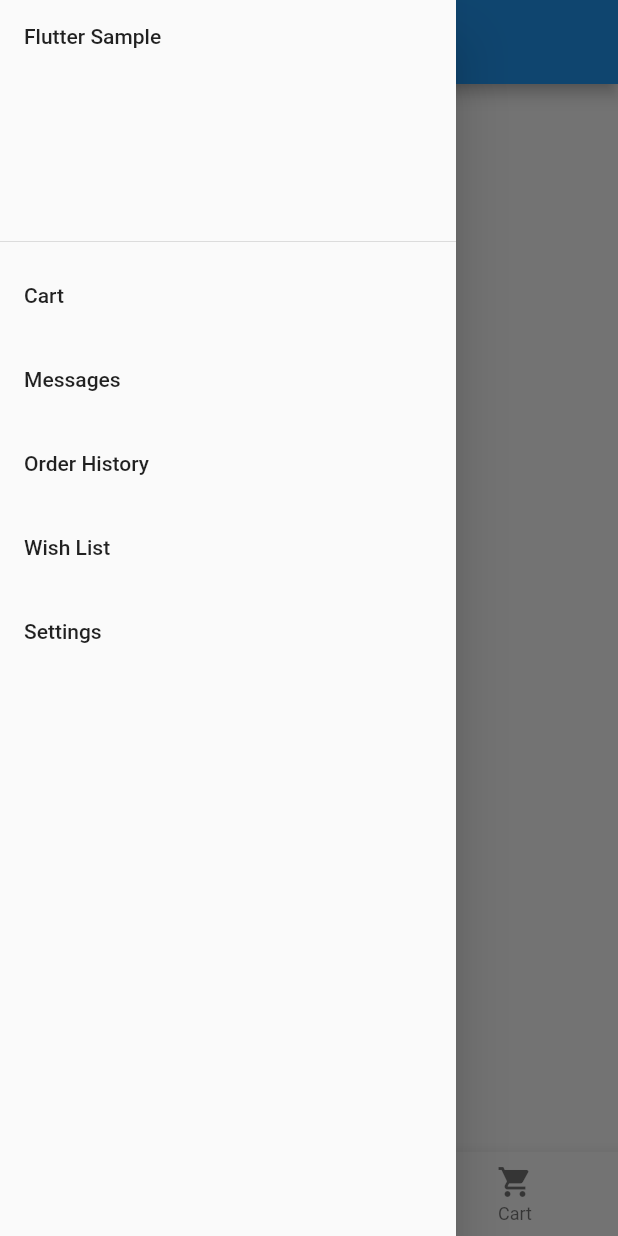
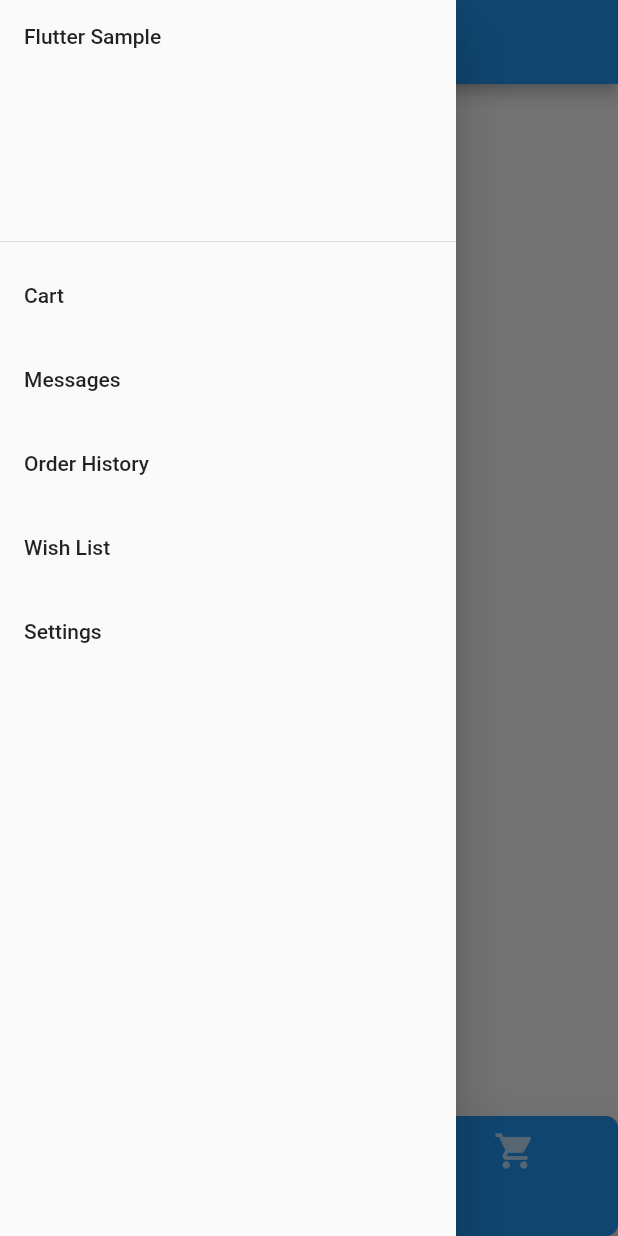
Before and after one commit to thienpow/flutter_shop, a Flutter app: the screen it shows after launch, with the side drawer open, on a phone screen of 412 x 824 dp. Run offline on Flutter 3.47's test engine with Material 2 defaults, Android fonts, the phone set to English and light mode, and no system bars; our stand-ins replace shared_preferences.

```diff
--- a/lib/pages/home.dart
+++ b/lib/pages/home.dart
@@ -1,6 +1,9 @@
 
 import 'package:flutter/material.dart';
-import 'package:flutter_shop/pages/drawer.dart';
+import 'package:flutter_shop/widgets/drawer.dart';
+
+import 'package:provider/provider.dart';
+import '../theme.dart';
 
 class HomePage extends StatefulWidget {
   @override
@@ -19,15 +22,24 @@ class _HomePageState extends State<HomePage> {
 
   @override
   Widget build(BuildContext context) {
+    final theme = Provider.of<ThemeChanger>(context);
+
 
     return Scaffold(
       appBar: AppBar(
         title: Text('$_currentIndex'),
       ),
-      body: Center(
+      body: DefaultTabController(
+          initialIndex: 0,
 
-        child: Column(
-          mainAxisAlignment: MainAxisAlignment.center,
+          length: 3,
+          child: Scaffold(
+            body: TabBarView(physics: NeverScrollableScrollPhysics(), children: [
+
+              Scaffold(
+
+                body: Column(
+                  mainAxisAlignment: MainAxisAlignment.start,
                   children: <Widget>[
                     Text(
                       'Catalog here.',
@@ -39,27 +51,85 @@ class _HomePageState extends State<HomePage> {
                   ],
                 ),
               ),
-      bottomNavigationBar: BottomNavigationBar(
 
-        items: [
-          BottomNavigationBarItem(
-            icon: Icon(Icons.home),
-            title: Text('FlutShop'),
+              Scaffold(
+
+                body: Column(
+                  mainAxisAlignment: MainAxisAlignment.start,
+                  children: <Widget>[
+                    Text(
+                      'Snap here.',
                     ),
-          BottomNavigationBarItem(
-            icon: Icon(Icons.camera),
-            title: Text('Snap'),
-          ),
-          BottomNavigationBarItem(
-            icon: Icon(Icons.shopping_cart),
-            title: Text('Cart'),
+                    Text(
+                      '',
+                      style: Theme.of(context).textTheme.display1,
                     ),
                   ],
-        currentIndex: _currentIndex,
-        //selectedItemColor: Colors.amber[800],
+                ),
+              ),
+
+              Scaffold(
+
+                body: Column(
+                  mainAxisAlignment: MainAxisAlignment.start,
+                  children: <Widget>[
+                    Text(
+                      'Cart here.',
+                    ),
+                    Text(
+                      '',
+                      style: Theme.of(context).textTheme.display1,
+                    ),
+                  ],
+                ),
+              ),
+            ]),
+
+            bottomNavigationBar: Material(
+              elevation: 24.0,
+              //here we need to handle the color of the tab bar because it doesn't change automatically following the theme.
+              color: theme.getTheme() == ThemeData.dark() ? Colors.black : Colors.blue,
+              shape: new RoundedRectangleBorder(
+                borderRadius: new BorderRadius.circular(8.0),
+              ),
+              child:
+                Padding(
+                  padding: const EdgeInsets.only(bottom: 32.0),
+                  child: TabBar(
+                    tabs: [
+                      Tab(
+                        icon: Icon(
+                            Icons.home,
+                            size: 28.0,
+                          ),
+                      ),
+                      Tab(
+                        icon: Icon(
+                            Icons.camera,
+                            size: 28.0,
+                          ),
+                      ),
+                      Tab(
+                        icon: Icon(
+                            Icons.shopping_cart,
+                            size: 28.0,
+                          ),
+                      ),
+                    ],
+
                     onTap: _onBarItemTapped,
+                    indicatorColor: Colors.transparent,
+                    indicatorSize: TabBarIndicatorSize.label,
+                    //labelColor: Colors.blueAccent.withOpacity(0.8),
+                    //unselectedLabelColor: Colors.blue,
+                  ),
+                ),
+              ),
+            ),
+        ),
 
-      ),
+
+
       drawer: AppDrawer(),
     );
   }
```
Also changed, not shown: lib/widgets/drawer.dart (renamed from lib/pages/drawer.dart). Lines whose indentation alone changed are shown as unchanged.
